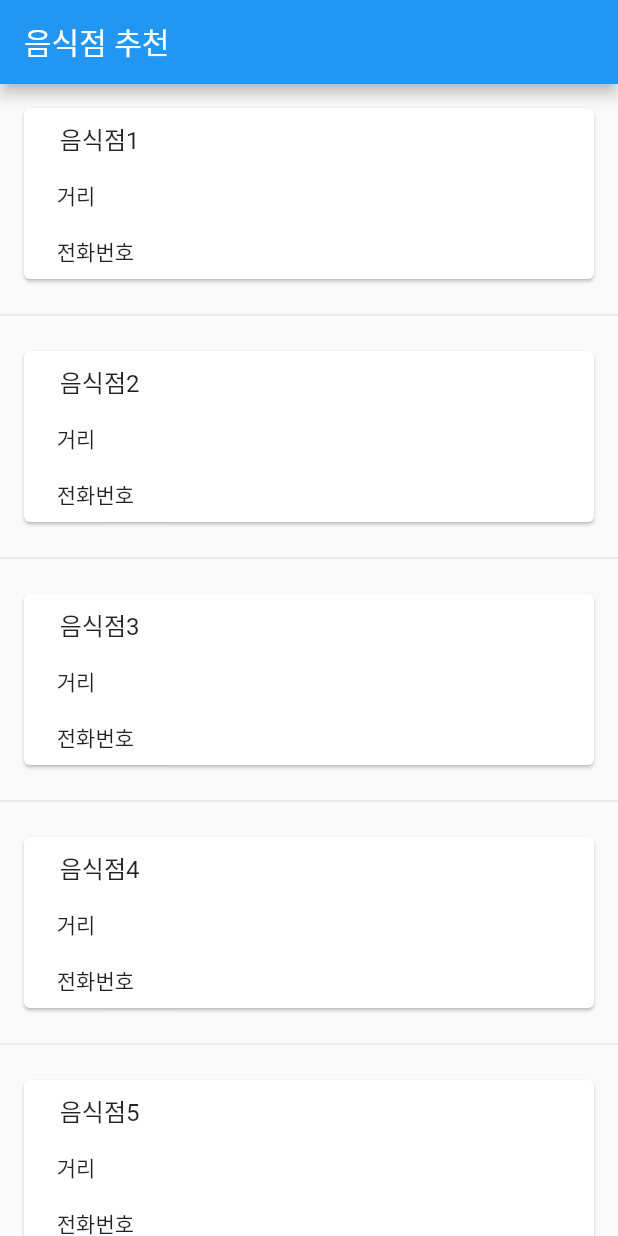
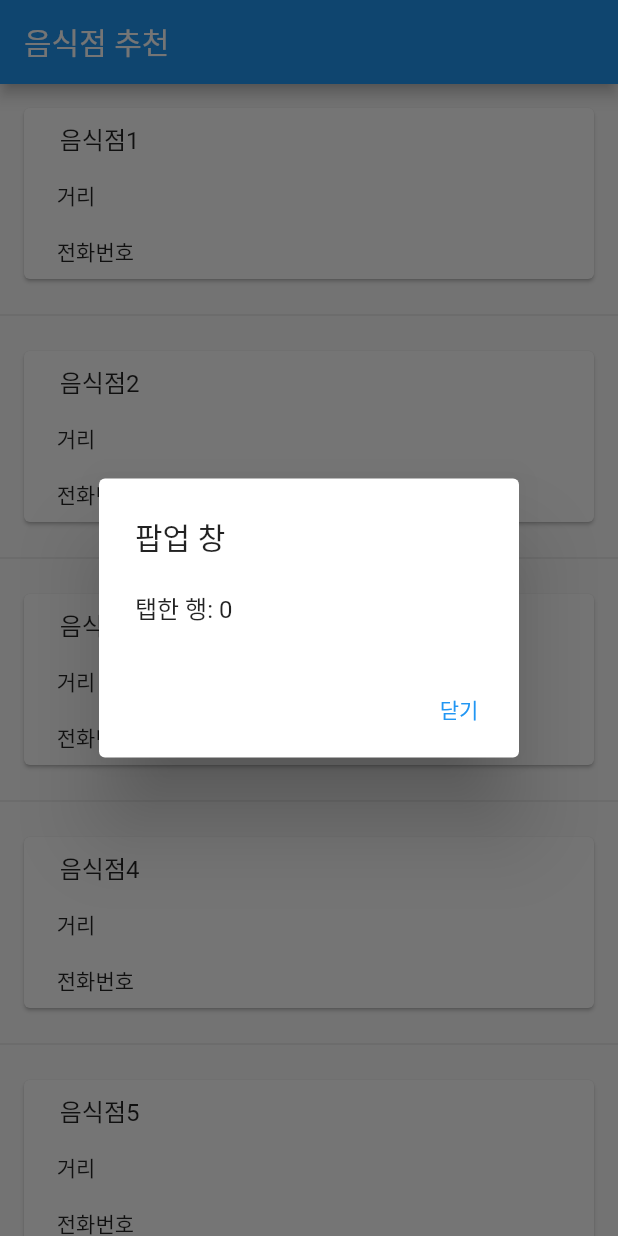
Before and after one commit to seonghyeon1221/Object_Front_Project, a Flutter app: the MyHomePage screen opened directly, after a tap on "음식점1", on a phone screen of 412 x 824 dp. Run offline on Flutter 3.47's test engine with Material 2 defaults, Android fonts, the phone set to English and light mode, and no system bars.

Commit message:
팝업창 추가

```diff
--- a/lib/store.dart
+++ b/lib/store.dart
@@ -37,7 +37,7 @@ class MyListView extends StatelessWidget {
               margin: EdgeInsets.all(16),
               child: InkWell(
                 onTap: () {
-                  print('탭한 행: $row');
+                  _showPopup(context, row);
                 },
                 child: Column(
                   crossAxisAlignment: CrossAxisAlignment.start,
@@ -70,6 +70,26 @@ class MyListView extends StatelessWidget {
   }
 }
 
+void _showPopup(BuildContext context, int row) {
+  showDialog(
+    context: context,
+    builder: (BuildContext context) {
+      return AlertDialog(
+        title: Text('팝업 창'),
+        content: Text('탭한 행: $row'),
+        actions: [
+          TextButton(
+            onPressed: () {
+              Navigator.of(context).pop();
+            },
+            child: Text('닫기'),
+          ),
+        ],
+      );
+    },
+  );
+}
+
 List<List<String>> itemList = [
   ['음식점1', '거리','전화번호'],
   ['음식점2', '거리','전화번호'],
```
